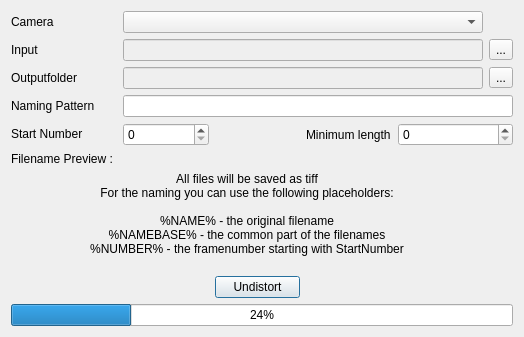
Old version of the form src/ui/ui-files/UndistortSequenceDialog.ui in the repository XROMMPackages/xmalab.
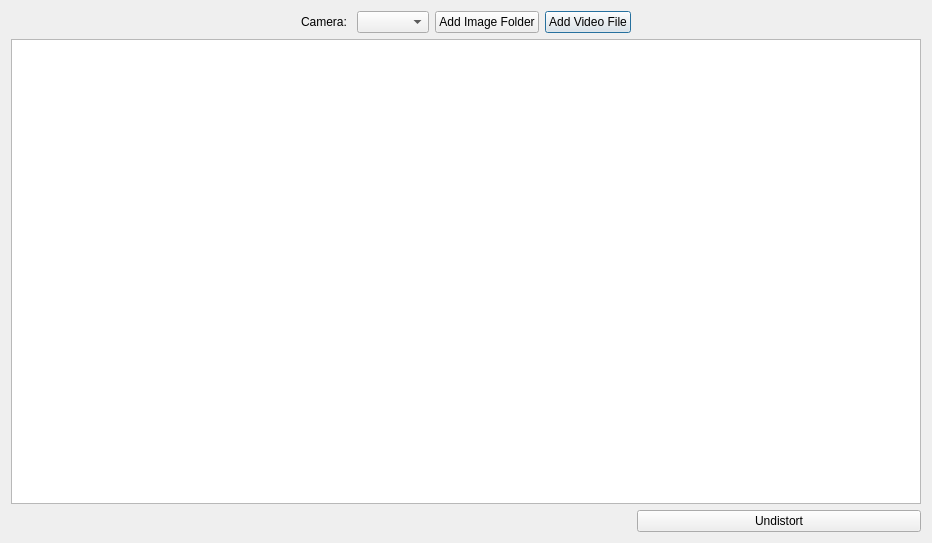
New version of the form. Icons and pictures are not drawn.

Commit message: fixes #151  : Reworked undistortion dialg and enabled it again

```diff
--- a/src/ui/ui-files/UndistortSequenceDialog.ui
+++ b/src/ui/ui-files/UndistortSequenceDialog.ui
@@ -6,8 +6,8 @@
    <rect>
     <x>0</x>
     <y>0</y>
-    <width>524</width>
-    <height>323</height>
+    <width>932</width>
+    <height>543</height>
    </rect>
   </property>
   <property name="windowTitle">
@@ -18,184 +18,63 @@
     <normaloff>:/images/resource-files/icons/XMALab-Icon.png</normaloff>:/images/resource-files/icons/XMALab-Icon.png</iconset>
   </property>
   <layout class="QGridLayout" name="gridLayout">
-   <item row="1" column="5">
-    <widget class="QToolButton" name="toolButton_Input">
-     <property name="text">
-      <string>...</string>
-     </property>
-    </widget>
-   </item>
-   <item row="1" column="1" colspan="4">
-    <widget class="QLineEdit" name="lineEdit_Input">
-     <property name="enabled">
-      <bool>false</bool>
-     </property>
-    </widget>
-   </item>
-   <item row="2" column="0">
-    <widget class="QLabel" name="label_4">
-     <property name="sizePolicy">
-      <sizepolicy hsizetype="Maximum" vsizetype="Preferred">
-       <horstretch>0</horstretch>
-       <verstretch>0</verstretch>
-      </sizepolicy>
-     </property>
-     <property name="text">
-      <string>Outputfolder</string>
-     </property>
-    </widget>
-   </item>
-   <item row="0" column="0">
+   <item row="0" column="1">
     <widget class="QLabel" name="label">
      <property name="text">
-      <string>Camera</string>
+      <string>Camera: </string>
      </property>
     </widget>
    </item>
-   <item row="0" column="1" colspan="4">
-    <widget class="QComboBox" name="comboBox_Camera"/>
+   <item row="0" column="2">
+    <widget class="QComboBox" name="comboBox"/>
    </item>
-   <item row="2" column="1" colspan="4">
-    <widget class="QLineEdit" name="lineEdit_Outputfolder">
-     <property name="enabled">
-      <bool>false</bool>
-     </property>
-    </widget>
-   </item>
-   <item row="3" column="0">
-    <widget class="QLabel" name="label_2">
-     <property name="text">
-      <string>Naming Pattern</string>
-     </property>
-    </widget>
-   </item>
-   <item row="3" column="1" colspan="5">
-    <widget class="QLineEdit" name="lineEdit_pattern">
-     <property name="text">
-      <string/>
-     </property>
-    </widget>
-   </item>
-   <item row="6" column="0" colspan="5">
-    <widget class="QLabel" name="label_3">
-     <property name="sizePolicy">
-      <sizepolicy hsizetype="Minimum" vsizetype="Minimum">
-       <horstretch>0</horstretch>
-       <verstretch>0</verstretch>
-      </sizepolicy>
-     </property>
-     <property name="text">
-      <string>All files will be saved as tiff
-For the naming you can use the following placeholders:
-
-%NAME% - the original filename
-%NAMEBASE% - the common part of the filenames
-%NUMBER% - the framenumber starting with StartNumber
-</string>
-     </property>
-     <property name="alignment">
-      <set>Qt::AlignCenter</set>
-     </property>
-     <property name="wordWrap">
-      <bool>true</bool>
-     </property>
-    </widget>
-   </item>
-   <item row="8" column="3" colspan="3">
+   <item row="0" column="5">
     <spacer name="horizontalSpacer_2">
      <property name="orientation">
       <enum>Qt::Horizontal</enum>
      </property>
      <property name="sizeHint" stdset="0">
       <size>
-       <width>40</width>
+       <width>346</width>
        <height>20</height>
       </size>
      </property>
     </spacer>
    </item>
-   <item row="1" column="0">
-    <widget class="QLabel" name="label_5">
-     <property name="text">
-      <string>Input</string>
-     </property>
-    </widget>
-   </item>
-   <item row="8" column="2">
-    <widget class="QPushButton" name="pushButton">
-     <property name="text">
-      <string>Undistort</string>
-     </property>
-    </widget>
-   </item>
-   <item row="4" column="1">
-    <widget class="QSpinBox" name="spinBox_NumberStart">
-     <property name="maximum">
-      <number>99999999</number>
-     </property>
-    </widget>
-   </item>
-   <item row="8" column="0" colspan="2">
+   <item row="0" column="0">
     <spacer name="horizontalSpacer">
      <property name="orientation">
       <enum>Qt::Horizontal</enum>
      </property>
      <property name="sizeHint" stdset="0">
       <size>
-       <width>40</width>
+       <width>347</width>
        <height>20</height>
       </size>
      </property>
     </spacer>
    </item>
+   <item row="0" column="4">
+    <widget class="QPushButton" name="pushButtonAddVideo">
+     <property name="text">
+      <string>Add Video File</string>
+     </property>
+    </widget>
+   </item>
+   <item row="0" column="3">
+    <widget class="QPushButton" name="pushButtonAddFolder">
+     <property name="text">
+      <string>Add Image Folder</string>
+     </property>
+    </widget>
+   </item>
+   <item row="1" column="0" colspan="6">
+    <widget class="QListWidget" name="listWidget"/>
+   </item>
    <item row="2" column="5">
-    <widget class="QToolButton" name="toolButton_OutputFolder">
+    <widget class="QPushButton" name="pushButtonUndist">
      <property name="text">
-      <string>...</string>
-     </property>
-    </widget>
-   </item>
-   <item row="4" column="0">
-    <widget class="QLabel" name="label_6">
-     <property name="sizePolicy">
-      <sizepolicy hsizetype="Preferred" vsizetype="Maximum">
-       <horstretch>0</horstretch>
-       <verstretch>0</verstretch>
-      </sizepolicy>
-     </property>
-     <property name="text">
-      <string>Start Number</string>
-     </property>
-    </widget>
-   </item>
-   <item row="9" column="0" colspan="6">
-    <widget class="QProgressBar" name="progressBar">
-     <property name="value">
-      <number>24</number>
-     </property>
-    </widget>
-   </item>
-   <item row="4" column="3">
-    <widget class="QLabel" name="label_7">
-     <property name="text">
-      <string>Minimum length</string>
-     </property>
-    </widget>
-   </item>
-   <item row="4" column="4" colspan="2">
-    <widget class="QSpinBox" name="spinBox_NumberLength"/>
-   </item>
-   <item row="5" column="0">
-    <widget class="QLabel" name="label_8">
-     <property name="text">
-      <string>Filename Preview : </string>
-     </property>
-    </widget>
-   </item>
-   <item row="5" column="1" colspan="5">
-    <widget class="QLabel" name="label_Preview">
-     <property name="text">
-      <string/>
+      <string>Undistort</string>
      </property>
     </widget>
    </item>
```
The commit also changes 3 other files.
